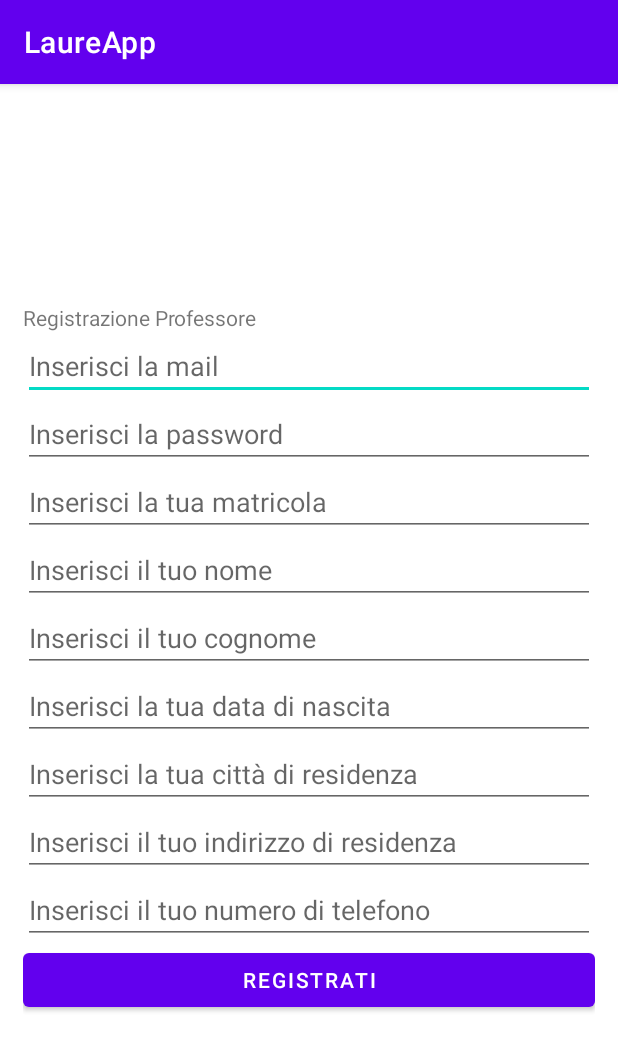
After one commit to michelebissanti/LaureApp, an Android app: the RegistrazioneProfActivity screen opened directly, with no data from a screen before it, on a phone screen of 412 x 824 dp. The commit adds this screen. Shown: the top 1051 px of the screen. Run offline under Robolectric (Android 15) with nearby library versions, the phone set to English and light mode, and no system bars.

Commit message:
inizio registrazione prof

```diff
--- a/app/src/main/java/it/uniba/dib/sms222320/MainActivity.java
+++ b/app/src/main/java/it/uniba/dib/sms222320/MainProfActivity.java
@@ -12,7 +12,7 @@ import it.uniba.dib.sms222320.fragment_prof.RicevimentiFragment;
 import it.uniba.dib.sms222320.fragment_prof.SegnalazioniFragment;
 import it.uniba.dib.sms222320.fragment_prof.TesiFragment;
 
-public class MainActivity extends AppCompatActivity implements BottomNavigationView.OnNavigationItemSelectedListener {
+public class MainProfActivity extends AppCompatActivity implements BottomNavigationView.OnNavigationItemSelectedListener {
 
     BottomNavigationView bottomNavigationView;
 
--- /dev/null
+++ b/app/src/main/java/it/uniba/dib/sms222320/RegistrazioneProfActivity.java
@@ -0,0 +1,14 @@
+package it.uniba.dib.sms222320;
+
+import androidx.appcompat.app.AppCompatActivity;
+
+import android.os.Bundle;
+
+public class RegistrazioneProfActivity extends AppCompatActivity {
+
+    @Override
+    protected void onCreate(Bundle savedInstanceState) {
+        super.onCreate(savedInstanceState);
+        setContentView(R.layout.activity_registrazione_prof);
+    }
+}
--- a/app/src/main/res/layout/activity_main.xml
+++ b/app/src/main/res/layout/activity_main.xml
@@ -5,7 +5,7 @@
     xmlns:tools="http://schemas.android.com/tools"
     android:layout_width="match_parent"
     android:layout_height="match_parent"
-    tools:context=".MainActivity">
+    tools:context=".MainProfActivity">
 
     <FrameLayout
         android:id="@+id/container"
--- /dev/null
+++ b/app/src/main/res/layout/activity_registrazione_prof.xml
@@ -0,0 +1,105 @@
+<?xml version="1.0" encoding="utf-8"?>
+
+<!-- Linear Layout with vertical orientation and other properties -->
+<LinearLayout
+    xmlns:android="http://schemas.android.com/apk/res/android"
+    xmlns:app="http:// schemas.android.com/apk/res-auto"
+    xmlns:tools="http:// schemas.android.com/tools"
+    android:layout_width="match_parent"
+    android:layout_height="match_parent"
+    android:gravity="center_vertical"
+    android:orientation="vertical"
+    android:padding="15dp"
+    tools:context=".RegistrationActivity">
+
+    <!-- TextView for heading -->
+    <TextView
+        android:layout_width="wrap_content"
+        android:layout_height="wrap_content"
+        android:text="Registrazione Professore" />
+
+    <!-- Edit text for email -->
+    <EditText
+        android:id="@+id/email"
+        android:layout_width="match_parent"
+        android:layout_height="wrap_content"
+        android:hint="Inserisci la mail" />
+
+    <!-- Edit text for password -->
+    <EditText
+        android:id="@+id/passwd"
+        android:layout_width="match_parent"
+        android:layout_height="wrap_content"
+        android:hint="Inserisci la password"
+        android:inputType="textPassword" />
+
+    <!-- Edit text for matricola -->
+
+    <!-- Edit text for nome -->
+    <EditText
+        android:id="@+id/matricola"
+        android:layout_width="match_parent"
+        android:layout_height="wrap_content"
+        android:hint="Inserisci la tua matricola" />
+
+    <EditText
+        android:id="@+id/nome"
+        android:layout_width="match_parent"
+        android:layout_height="wrap_content"
+        android:hint="Inserisci il tuo nome" />
+
+    <!-- Edit text for cognome -->
+    <EditText
+        android:id="@+id/cognome"
+        android:layout_width="match_parent"
+        android:layout_height="wrap_content"
+        android:hint="Inserisci il tuo cognome" />
+
+    <!-- Edit text for data_nascita -->
+    <EditText
+        android:id="@+id/nascita"
+        android:layout_width="match_parent"
+        android:layout_height="wrap_content"
+        android:hint="Inserisci la tua data di nascita"
+        android:inputType="date" />
+
+    <!-- Edit text for città -->
+    <EditText
+        android:id="@+id/citta"
+        android:layout_width="match_parent"
+        android:layout_height="wrap_content"
+        android:hint="Inserisci la tua città di residenza" />
+
+    <!-- Edit text for residenza -->
+    <EditText
+        android:id="@+id/residenza"
+        android:layout_width="match_parent"
+        android:layout_height="wrap_content"
+        android:hint="Inserisci il tuo indirizzo di residenza" />
+
+    <!-- Edit text for telefono -->
+    <EditText
+        android:id="@+id/telefono"
+        android:layout_width="match_parent"
+        android:layout_height="wrap_content"
+        android:hint="Inserisci il tuo numero di telefono"
+        android:inputType="phone"/>
+
+
+
+
+
+    <!-- Button for register with text "Register" -->
+    <Button
+        android:id="@+id/btnregister"
+        android:layout_width="match_parent"
+        android:layout_height="wrap_content"
+        android:text="Registrati" />
+
+    <!-- ProgressBar for loading time -->
+    <ProgressBar
+        android:id="@+id/progressbar"
+        android:layout_width="wrap_content"
+        android:layout_height="wrap_content"
+        android:visibility="gone" />
+</LinearLayout>
```
Also changed, not shown: app/build.gradle (+9 -0 lines), app/src/main/AndroidManifest.xml (+12 -1 lines), app/src/main/java/it/uniba/dib/sms222320/soggetti/Professore.java (+25 -1 lines), app/src/main/res/values/strings.xml (+9 -0 lines), build.gradle (+14 -0 lines), 1 other file.
